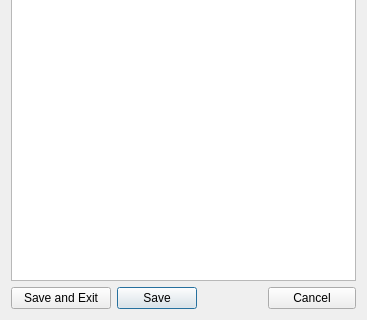
The window that harbour/contrib/hbide/resources/environments.ui (harbour/core) describes before a commit, drawn with Qt 5; both pictures show x 0 to 367 and y 199 to 519 of the 367 by 519 pixel window.
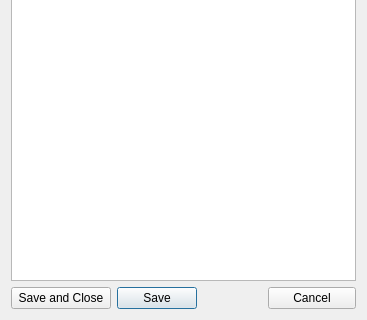
The same window after the commit.

```diff
--- a/harbour/contrib/hbide/resources/environments.ui
+++ b/harbour/contrib/hbide/resources/environments.ui
@@ -112,7 +112,7 @@
    <item row="4" column="0">
     <widget class="QPushButton" name="buttonSaveExit">
      <property name="text">
-      <string>Save and Exit</string>
+      <string>Save and Close</string>
      </property>
     </widget>
    </item>
```
